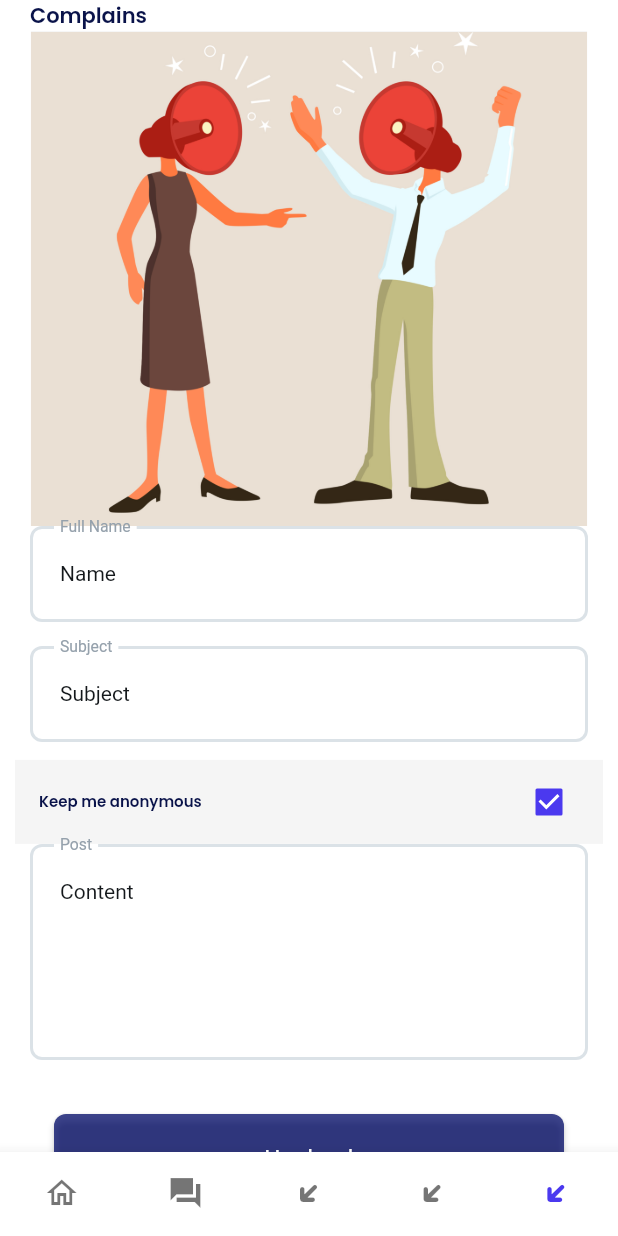
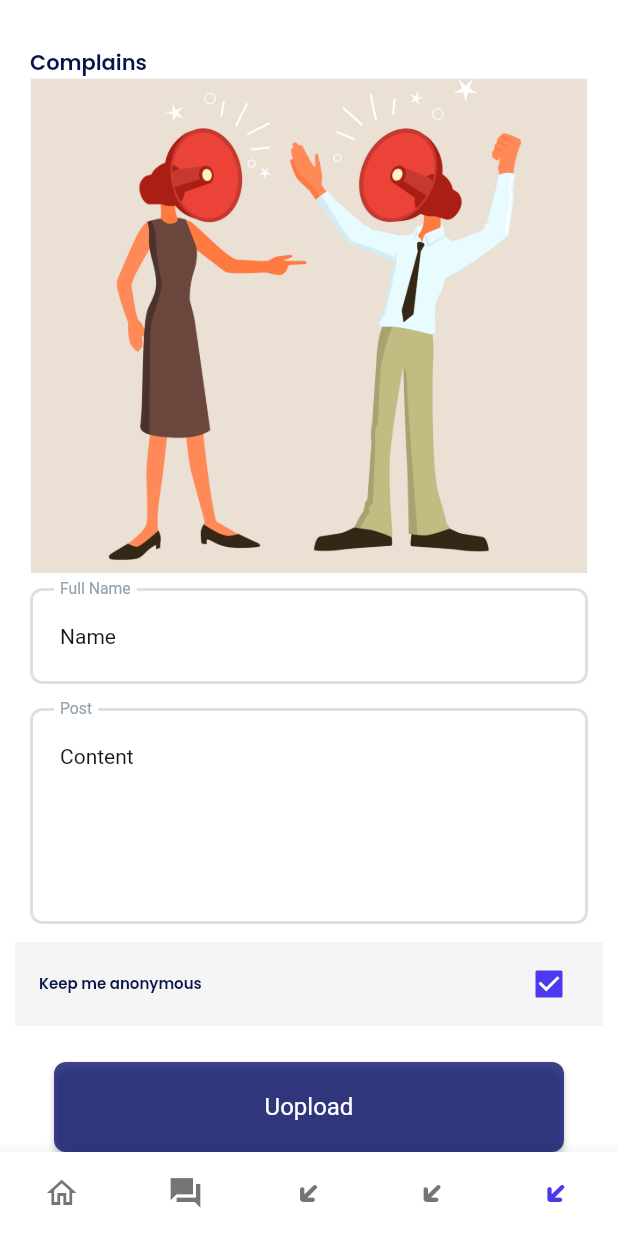
Before and after one commit to dhruvja/sih, a Flutter app: the screen it shows after launch, item 5 of the bottom bar chosen, on a phone screen of 412 x 824 dp. Run offline on Flutter 3.47's test engine with Material 2 defaults, Android fonts, the phone set to English and light mode, and no system bars; drawn by our look-alikes of auto_size_text; our stand-ins replace easy_debounce, flutter_svg, font_awesome_flutter, google_fonts, page_transition, smooth_page_indicator and 1 more; missing offline and left inert: json_path, webviewx; network calls fail; Roboto replaces fonts that are missing (Lexend Deca); statements that could not run were skipped.

Commit message:
Updating to latest FlutterFlow output.

```diff
--- a/lib/complains/complains_widget.dart
+++ b/lib/complains/complains_widget.dart
@@ -12,18 +12,16 @@ class ComplainsWidget extends StatefulWidget {
 }
 
 class _ComplainsWidgetState extends State<ComplainsWidget> {
-  TextEditingController emailAddressController;
+  TextEditingController myBioController;
   TextEditingController textController1;
   bool checkboxListTileValue;
-  TextEditingController myBioController;
   final scaffoldKey = GlobalKey<ScaffoldState>();
 
   @override
   void initState() {
     super.initState();
-    emailAddressController = TextEditingController(text: 'Subject');
+    myBioController = TextEditingController(text: 'Content');
     textController1 = TextEditingController(text: 'Name');
-    myBioController = TextEditingController(text: 'Content');
   }
 
   @override
@@ -62,7 +60,7 @@ class _ComplainsWidgetState extends State<ComplainsWidget> {
               ),
             ),
             Padding(
-              padding: EdgeInsetsDirectional.fromSTEB(20, 0, 20, 16),
+              padding: EdgeInsetsDirectional.fromSTEB(20, 10, 20, 16),
               child: TextFormField(
                 controller: textController1,
                 obscureText: false,
@@ -105,83 +103,6 @@ class _ComplainsWidgetState extends State<ComplainsWidget> {
                       fontSize: 14,
                       fontWeight: FontWeight.normal,
                     ),
-              ),
-            ),
-            Padding(
-              padding: EdgeInsetsDirectional.fromSTEB(20, 0, 20, 12),
-              child: TextFormField(
-                controller: emailAddressController,
-                obscureText: false,
-                decoration: InputDecoration(
-                  labelText: 'Subject',
-                  labelStyle: FlutterFlowTheme.of(context).bodyText1.override(
-                        fontFamily: 'Lexend Deca',
-                        color: Color(0xFF95A1AC),
-                        fontSize: 14,
-                        fontWeight: FontWeight.normal,
-                      ),
-                  hintText: 'Your email..',
-                  hintStyle: FlutterFlowTheme.of(context).bodyText1.override(
-                        fontFamily: 'Lexend Deca',
-                        color: Color(0xFF95A1AC),
-                        fontSize: 14,
-                        fontWeight: FontWeight.normal,
-                      ),
-                  enabledBorder: OutlineInputBorder(
-                    borderSide: BorderSide(
-                      color: Color(0xFFDBE2E7),
-                      width: 2,
-                    ),
-                    borderRadius: BorderRadius.circular(8),
-                  ),
-                  focusedBorder: OutlineInputBorder(
-                    borderSide: BorderSide(
-                      color: Color(0xFFDBE2E7),
-                      width: 2,
-                    ),
-                    borderRadius: BorderRadius.circular(8),
-                  ),
-                  filled: true,
-                  fillColor: Colors.white,
-                  contentPadding: EdgeInsetsDirectional.fromSTEB(20, 24, 0, 24),
-                ),
-                style: FlutterFlowTheme.of(context).bodyText1.override(
-                      fontFamily: 'Lexend Deca',
-                      color: Color(0xFF14181B),
-                      fontSize: 14,
-                      fontWeight: FontWeight.normal,
-                    ),
-              ),
-            ),
-            Padding(
-              padding: EdgeInsetsDirectional.fromSTEB(10, 0, 10, 0),
-              child: Row(
-                mainAxisSize: MainAxisSize.max,
-                children: [
-                  Expanded(
-                    child: Theme(
-                      data: ThemeData(
-                        unselectedWidgetColor: Color(0xFF95A1AC),
-                      ),
-                      child: CheckboxListTile(
-                        value: checkboxListTileValue ??= true,
-                        onChanged: (newValue) =>
-                            setState(() => checkboxListTileValue = newValue),
-                        title: Text(
-                          'Keep me anonymous',
-                          style: FlutterFlowTheme.of(context).title3.override(
-                                fontFamily: 'Poppins',
-                                fontSize: 10,
-                              ),
-                        ),
-                        tileColor: Color(0xFFF5F5F5),
-                        activeColor: FlutterFlowTheme.of(context).primaryColor,
-                        dense: false,
-                        controlAffinity: ListTileControlAffinity.trailing,
-                      ),
-                    ),
-                  ),
-                ],
               ),
             ),
             Padding(
@@ -232,6 +153,37 @@ class _ComplainsWidgetState extends State<ComplainsWidget> {
                 maxLines: 6,
               ),
             ),
+            Padding(
+              padding: EdgeInsetsDirectional.fromSTEB(10, 0, 10, 0),
+              child: Row(
+                mainAxisSize: MainAxisSize.max,
+                children: [
+                  Expanded(
+                    child: Theme(
+                      data: ThemeData(
+                        unselectedWidgetColor: Color(0xFF95A1AC),
+                      ),
+                      child: CheckboxListTile(
+                        value: checkboxListTileValue ??= true,
+                        onChanged: (newValue) =>
+                            setState(() => checkboxListTileValue = newValue),
+                        title: Text(
+                          'Keep me anonymous',
+                          style: FlutterFlowTheme.of(context).title3.override(
+                                fontFamily: 'Poppins',
+                                fontSize: 10,
+                              ),
+                        ),
+                        tileColor: Color(0xFFF5F5F5),
+                        activeColor: FlutterFlowTheme.of(context).primaryColor,
+                        dense: false,
+                        controlAffinity: ListTileControlAffinity.trailing,
+                      ),
+                    ),
+                  ),
+                ],
+              ),
+            ),
             Align(
               alignment: AlignmentDirectional(0, 0.05),
               child: Padding(
```
